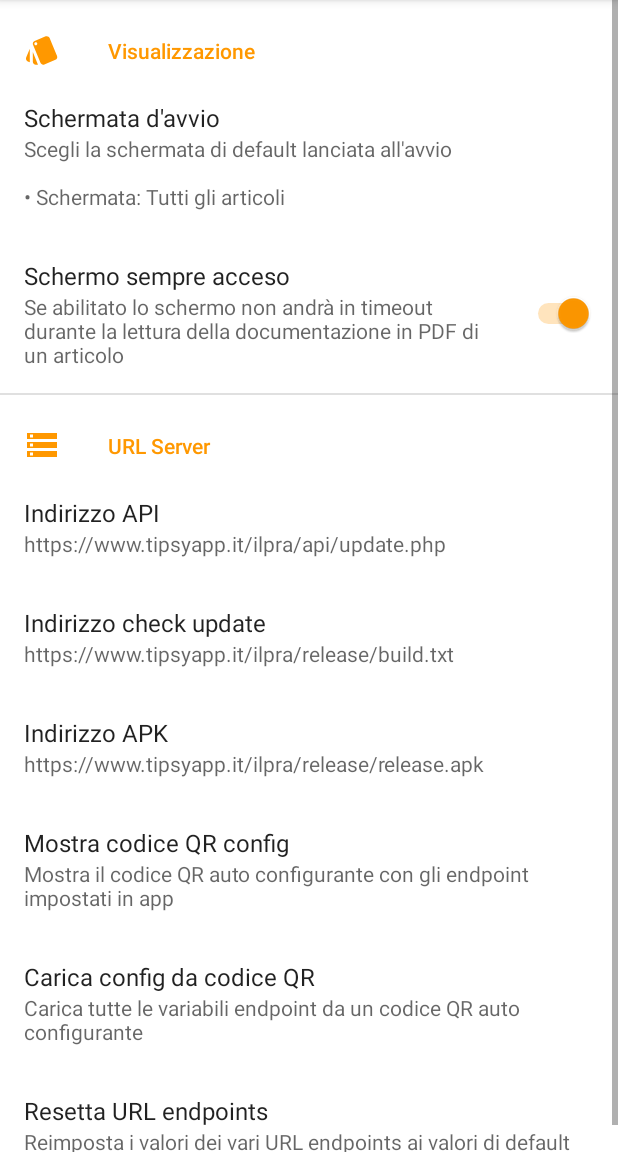
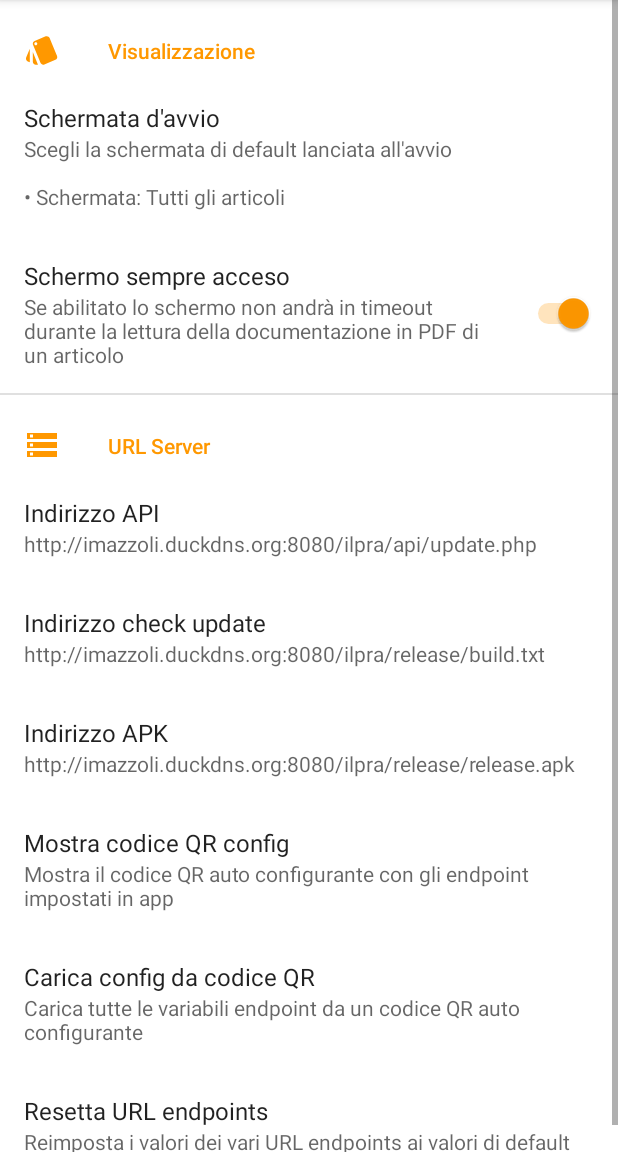
Before and after one commit to IvanMazzoli/MagazzIwan, an Android app: the fragment SettingsFragment placed in its activity, on a phone screen of 412 x 824 dp, the part 84-1236 px from its top. Run offline under Robolectric (Android 15) with nearby library versions, the phone set to English and light mode, and no system bars; our stand-ins replace ButterKnife, androidx.preference; libraries missing offline, so code that uses them is left out: androidmads.library.qrgenearator, com.jsibbold.zoomage, com.mikepenz.materialdrawer, de.cketti.library; 4 statements that could not run were skipped.

Commit message:
Corretti endpoint e orientation main view

```diff
--- a/app/src/main/java/me/ivanmazzoli/UI/Activities/NavigationActivity.java
+++ b/app/src/main/java/me/ivanmazzoli/UI/Activities/NavigationActivity.java
@@ -3,7 +3,9 @@ package me.ivanmazzoli.UI.Activities;
 import android.app.AlertDialog;
 import android.content.Context;
 import android.content.Intent;
+import android.content.pm.ActivityInfo;
 import android.content.pm.PackageManager;
+import android.graphics.drawable.GradientDrawable;
 import android.net.Uri;
 import android.os.Bundle;
 import android.os.Handler;
@@ -57,6 +59,7 @@ public class NavigationActivity extends AppCompatActivity implements Drawer.OnDr
     protected void onCreate(Bundle savedInstanceState) {
         super.onCreate(savedInstanceState);
         setContentView(R.layout.activity_navigation);
+        setRequestedOrientation(ActivityInfo.SCREEN_ORIENTATION_PORTRAIT);
 
         // Associo ButterKnife
         ButterKnife.bind(this);
--- a/app/src/main/res/xml/app_settings.xml
+++ b/app/src/main/res/xml/app_settings.xml
@@ -30,21 +30,21 @@
         android:title="URL Server">
 
         <EditTextPreference
-            android:defaultValue="https://www.tipsyapp.it/ilpra/api/update.php"
+            android:defaultValue="http://imazzoli.duckdns.org:8080/ilpra/api/update.php"
             app:iconSpaceReserved="false"
             app:key="apiEndpoint"
             app:title="Indirizzo API"
             app:useSimpleSummaryProvider="true" />
 
         <EditTextPreference
-            android:defaultValue="https://www.tipsyapp.it/ilpra/release/build.txt"
+            android:defaultValue="http://imazzoli.duckdns.org:8080/ilpra/release/build.txt"
             app:iconSpaceReserved="false"
             app:key="updateEndpoint"
             app:title="Indirizzo check update"
             app:useSimpleSummaryProvider="true" />
 
         <EditTextPreference
-            android:defaultValue="https://www.tipsyapp.it/ilpra/release/release.apk"
+            android:defaultValue="http://imazzoli.duckdns.org:8080/ilpra/release/release.apk"
             app:iconSpaceReserved="false"
             app:key="apkEndpoint"
             app:title="Indirizzo APK"
```
